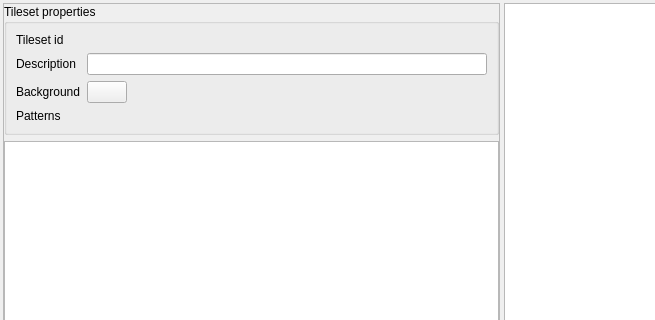
Old version of the form src/widgets/tileset_editor.ui in the repository solarus-games/solarus-quest-editor; both pictures show x 0 to 655 and y 0 to 320 of the 1000 by 700 pixel window.
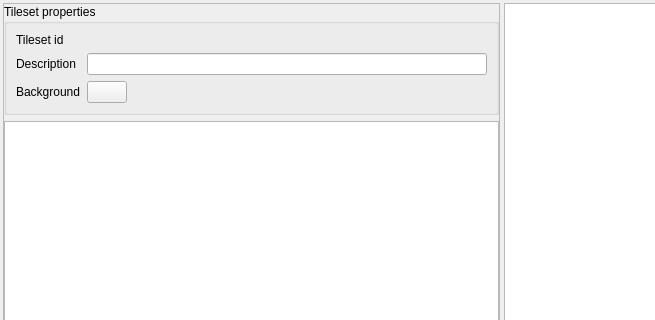
New version of the form. Icons and pictures are not drawn. Custom widgets are drawn as their Qt base class.

Commit message: Remove pattern counter from the tileset editor

```diff
--- a/src/widgets/tileset_editor.ui
+++ b/src/widgets/tileset_editor.ui
@@ -40,7 +40,7 @@
         <rect>
          <x>0</x>
          <y>0</y>
-         <width>494</width>
+         <width>495</width>
          <height>692</height>
         </rect>
        </property>
@@ -144,26 +144,6 @@
              </property>
             </widget>
            </item>
-           <item row="4" column="0">
-            <widget class="QLabel" name="num_tiles_label">
-             <property name="toolTip">
-              <string/>
-             </property>
-             <property name="text">
-              <string>Patterns</string>
-             </property>
-            </widget>
-           </item>
-           <item row="4" column="1">
-            <widget class="QLabel" name="num_tiles_field">
-             <property name="toolTip">
-              <string>Number of existing tile patterns in the tileset</string>
-             </property>
-             <property name="text">
-              <string/>
-             </property>
-            </widget>
-           </item>
           </layout>
          </widget>
         </item>
```
The commit also changes 2 other files.
